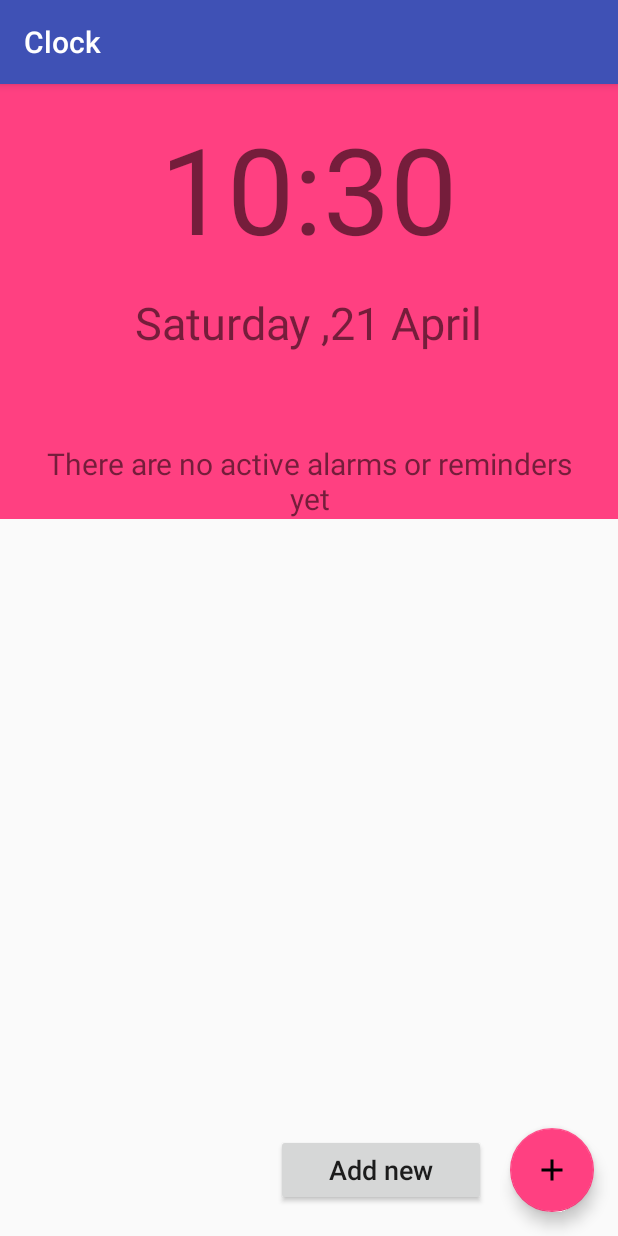
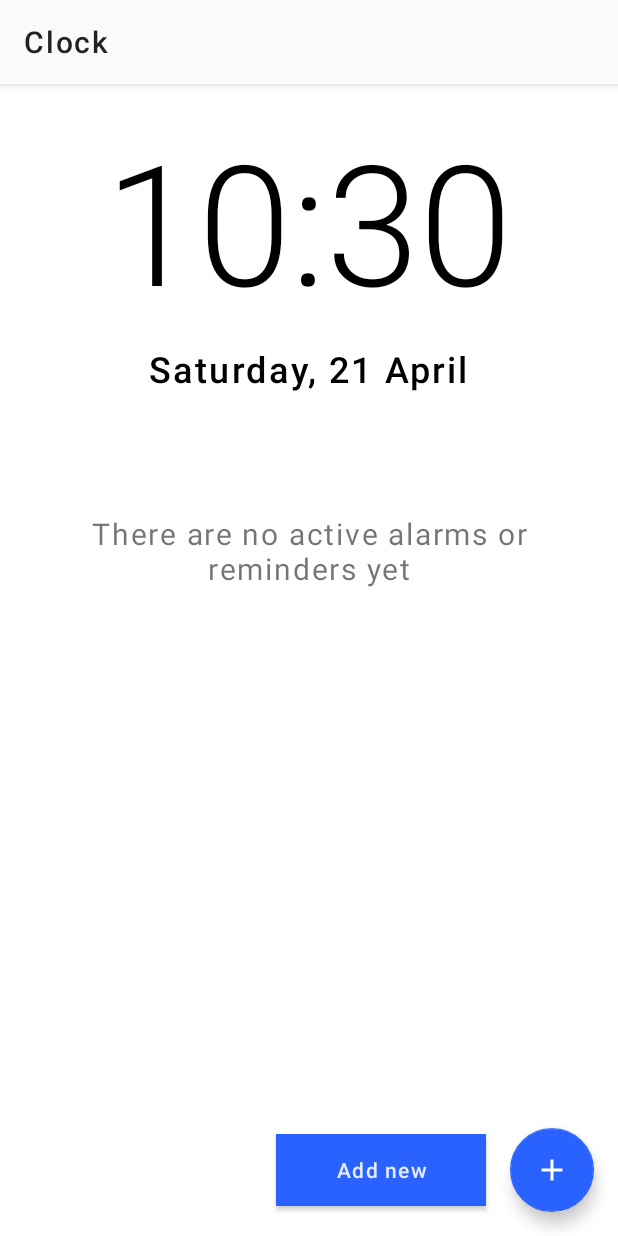
Before and after one commit to Katsuna/public_packages_apps_KatsunaClock, an Android app: the screen it shows after launch (AlarmsActivity), on a phone screen of 412 x 824 dp. Run offline under Robolectric (Android 15) with nearby library versions, the phone set to English and light mode, and no system bars; our stand-ins replace Room's generated code; libraries missing offline, so code that uses them is left out: android.support.test.

Commit message:
Alarms list design adjustments.

```diff
--- a/app/src/main/java/com/katsuna/clock/alarms/AlarmsPresenter.java
+++ b/app/src/main/java/com/katsuna/clock/alarms/AlarmsPresenter.java
@@ -44,7 +44,7 @@ public class AlarmsPresenter implements AlarmsContract.Presenter {
         Date now = new Date();
         Locale locale = Locale.getDefault();
         String time = new SimpleDateFormat("HH:mm", locale).format(now);
-        String date = new SimpleDateFormat("EEEE ,d MMMM", locale).format(now);
+        String date = new SimpleDateFormat("EEEE, d MMMM", locale).format(now);
         mAlarmsView.showDateTime(time, date);
     }
 
--- a/app/src/main/java/com/katsuna/clock/validators/AlarmValidator.java
+++ b/app/src/main/java/com/katsuna/clock/validators/AlarmValidator.java
@@ -28,6 +28,8 @@ public class AlarmValidator implements IAlarmValidator {
         } else {
             if (alarmType == AlarmType.ALARM && !Strings.isNullOrEmpty(description)) {
                 results.add(new ValidationResult(R.string.unsupported_operation));
+            } else if (alarmType == AlarmType.REMINDER && Strings.isNullOrEmpty(description)) {
+                results.add(new ValidationResult(R.string.reminder_with_no_description));
             }
         }
 
--- a/app/src/main/res/drawable/ic_access_time_black_24dp.xml
+++ b/app/src/main/res/drawable/ic_access_time_24dp.xml
@@ -4,6 +4,6 @@
         android:viewportWidth="24.0"
         android:viewportHeight="24.0">
     <path
-        android:fillColor="#FF000000"
+        android:fillColor="@color/common_black54"
         android:pathData="M11.99,2C6.47,2 2,6.48 2,12s4.47,10 9.99,10C17.52,22 22,17.52 22,12S17.52,2 11.99,2zM12,20c-4.42,0 -8,-3.58 -8,-8s3.58,-8 8,-8 8,3.58 8,8 -3.58,8 -8,8zM12.5,7H11v6l5.25,3.15 0.75,-1.23 -4.5,-2.67z"/>
 </vector>
--- a/app/src/main/res/drawable/ic_add_black_24dp.xml
+++ b/app/src/main/res/drawable/ic_add_24dp.xml
@@ -4,6 +4,6 @@
         android:viewportWidth="24.0"
         android:viewportHeight="24.0">
     <path
-        android:fillColor="#FF000000"
+        android:fillColor="@color/common_white"
         android:pathData="M19,13h-6v6h-2v-6H5v-2h6V5h2v6h6v2z"/>
 </vector>
--- a/app/src/main/res/drawable/ic_notifications_black_24dp.xml
+++ b/app/src/main/res/drawable/ic_notifications_24dp.xml
@@ -4,6 +4,6 @@
         android:viewportWidth="24.0"
         android:viewportHeight="24.0">
     <path
-        android:fillColor="#FF000000"
+        android:fillColor="@color/common_black54"
         android:pathData="M12,22c1.1,0 2,-0.9 2,-2h-4c0,1.1 0.89,2 2,2zM18,16v-5c0,-3.07 -1.64,-5.64 -4.5,-6.32L13.5,4c0,-0.83 -0.67,-1.5 -1.5,-1.5s-1.5,0.67 -1.5,1.5v0.68C7.63,5.36 6,7.92 6,11v5l-2,2v1h16v-1l-2,-2z"/>
 </vector>
--- a/app/src/main/res/layout/activity_alarms.xml
+++ b/app/src/main/res/layout/activity_alarms.xml
@@ -12,8 +12,7 @@
 
         <RelativeLayout
             android:layout_width="match_parent"
-            android:layout_height="wrap_content"
-            android:background="@color/colorAccent">
+            android:layout_height="wrap_content">
 
             <LinearLayout
                 android:id="@+id/date_container"
@@ -27,15 +26,20 @@
                     android:layout_height="wrap_content"
                     android:layout_gravity="center"
                     android:layout_marginTop="16dp"
-                    android:textSize="80sp" />
+                    android:fontFamily="sans-serif-light"
+                    android:letterSpacing="0"
+                    android:textColor="@color/common_black"
+                    android:textSize="112sp" />
 
                 <TextView
                     android:id="@+id/date"
                     android:layout_width="wrap_content"
                     android:layout_height="wrap_content"
                     android:layout_gravity="center"
-                    android:layout_marginTop="16dp"
-                    android:textSize="30sp" />
+                    android:layout_marginTop="8dp"
+                    android:fontFamily="sans-serif-medium"
+                    android:textColor="@color/common_black"
+                    android:textSize="24sp" />
 
                 <TextView
                     android:id="@+id/no_alarms"
@@ -44,7 +48,7 @@
                     android:layout_gravity="center"
                     android:layout_marginEnd="30dp"
                     android:layout_marginStart="30dp"
-                    android:layout_marginTop="60dp"
+                    android:layout_marginTop="80dp"
                     android:gravity="center"
                     android:text="@string/no_alarms"
                     android:textSize="20sp"
@@ -57,6 +61,7 @@
                 android:layout_width="match_parent"
                 android:layout_height="wrap_content"
                 android:layout_below="@id/date_container"
+                android:layout_marginTop="16dp"
                 android:clipToPadding="false"
                 android:divider="@color/common_transparent"
                 android:dividerHeight="0dp"
@@ -77,9 +82,12 @@
                 android:layout_width="140dp"
                 android:layout_height="wrap_content"
                 android:layout_gravity="center"
+                android:background="@color/common_blueA700"
+                android:fontFamily="sans-serif-medium"
                 android:text="@string/add_new"
                 android:textAllCaps="false"
-                android:textSize="18sp"
+                android:textColor="@color/common_white87"
+                android:textSize="14sp"
                 android:visibility="gone" />
 
             <android.support.design.widget.FloatingActionButton
@@ -87,7 +95,7 @@
                 android:layout_width="wrap_content"
                 android:layout_height="wrap_content"
                 android:layout_margin="16dp"
-                android:src="@drawable/ic_add_black_24dp" />
+                android:src="@drawable/ic_add_24dp" />
 
         </LinearLayout>
 
--- a/app/src/main/res/values/strings.xml
+++ b/app/src/main/res/values/strings.xml
@@ -24,4 +24,5 @@
     <string name="validation_minute">Please select a valid minute.</string>
     <string name="and">and</string>
     <string name="unsupported_operation">Unsupported operation.</string>
+    <string name="reminder_with_no_description">A reminder should have a description.</string>
 </resources>
--- a/app/src/main/res/values/styles.xml
+++ b/app/src/main/res/values/styles.xml
@@ -1,11 +1,13 @@
 <resources>
 
     <!-- Base application theme. -->
-    <style name="AppTheme" parent="Theme.AppCompat.Light.DarkActionBar">
+    <style name="AppTheme" parent="Theme.AppCompat.Light">
         <!-- Customize your theme here. -->
-        <item name="colorPrimary">@color/colorPrimary</item>
-        <item name="colorPrimaryDark">@color/colorPrimaryDark</item>
-        <item name="colorAccent">@color/colorAccent</item>
+        <item name="colorPrimary">@color/common_grey50</item>
+        <item name="colorPrimaryDark">@color/common_black</item>
+        <item name="colorAccent">@color/common_blueA700</item>
+        <item name="android:windowBackground">@color/common_white</item>
+        <item name="android:letterSpacing">0.06</item>
     </style>
 
 </resources>
```
Also changed, not shown: app/src/main/java/com/katsuna/clock/alarm/ManageAlarmActivity.java (+11 -2 lines), app/src/main/java/com/katsuna/clock/alarms/AlarmsAdapter.java (+9 -1 lines), app/src/main/java/com/katsuna/clock/formatters/AlarmFormatter.java (+27 -4 lines), app/src/main/res/layout/activity_manage_alarm.xml (+7 -7 lines), app/src/main/res/layout/alarm.xml (+17 -10 lines), 2 other files.
